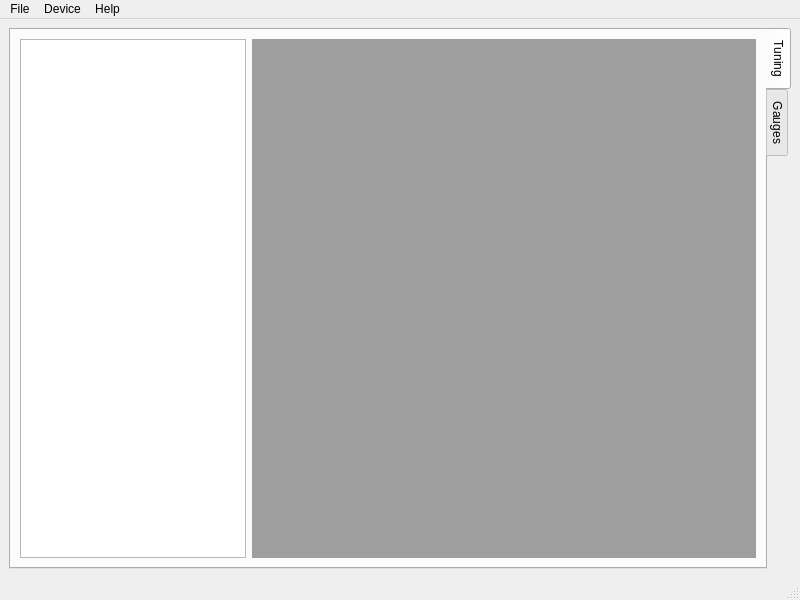
Above: ui/mainwindow.ui from fpoussin/UniTuner before the change. Below: the same form after it.
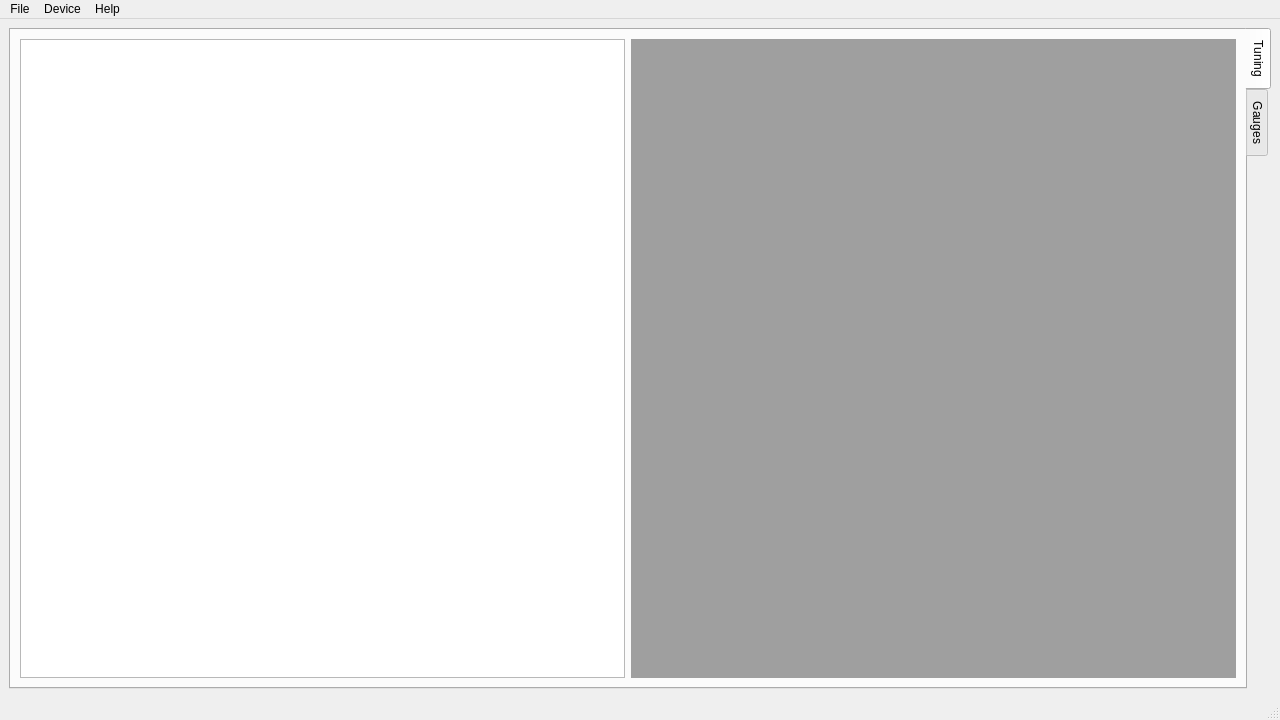
That is the form after the change. Icons and pictures are not drawn.

Commit message: Adding main icon

The edit to the form file:
```diff
--- a/ui/mainwindow.ui
+++ b/ui/mainwindow.ui
@@ -6,8 +6,8 @@
    <rect>
     <x>0</x>
     <y>0</y>
-    <width>800</width>
-    <height>600</height>
+    <width>1280</width>
+    <height>720</height>
    </rect>
   </property>
   <property name="sizePolicy">
@@ -16,6 +16,12 @@
     <verstretch>0</verstretch>
    </sizepolicy>
   </property>
+  <property name="minimumSize">
+   <size>
+    <width>800</width>
+    <height>600</height>
+   </size>
+  </property>
   <property name="acceptDrops">
    <bool>false</bool>
   </property>
@@ -59,7 +65,14 @@
            </widget>
           </item>
           <item row="0" column="1">
-           <widget class="QMdiArea" name="mdiArea"/>
+           <widget class="QMdiArea" name="mdiArea">
+            <property name="minimumSize">
+             <size>
+              <width>100</width>
+              <height>100</height>
+             </size>
+            </property>
+           </widget>
           </item>
          </layout>
         </item>
@@ -79,7 +92,7 @@
     <rect>
      <x>0</x>
      <y>0</y>
-     <width>800</width>
+     <width>1280</width>
      <height>20</height>
     </rect>
    </property>
```
Left out of the diff: 8 changed lines with no effect on the pictures. The commit also changes 1 other file.
